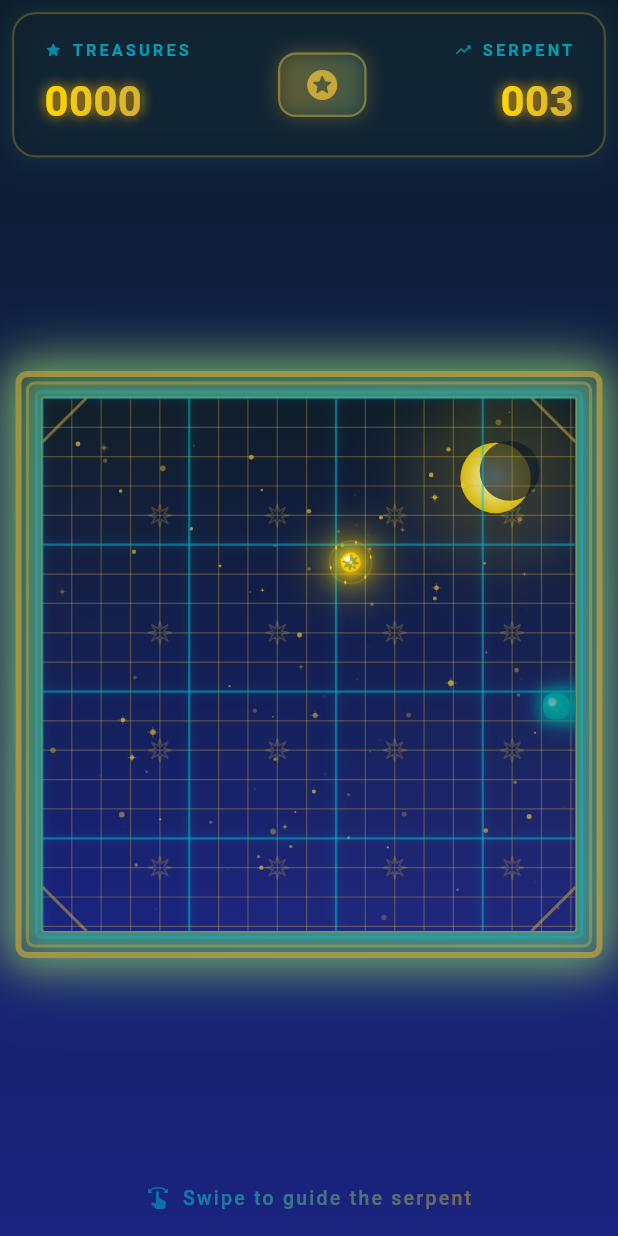
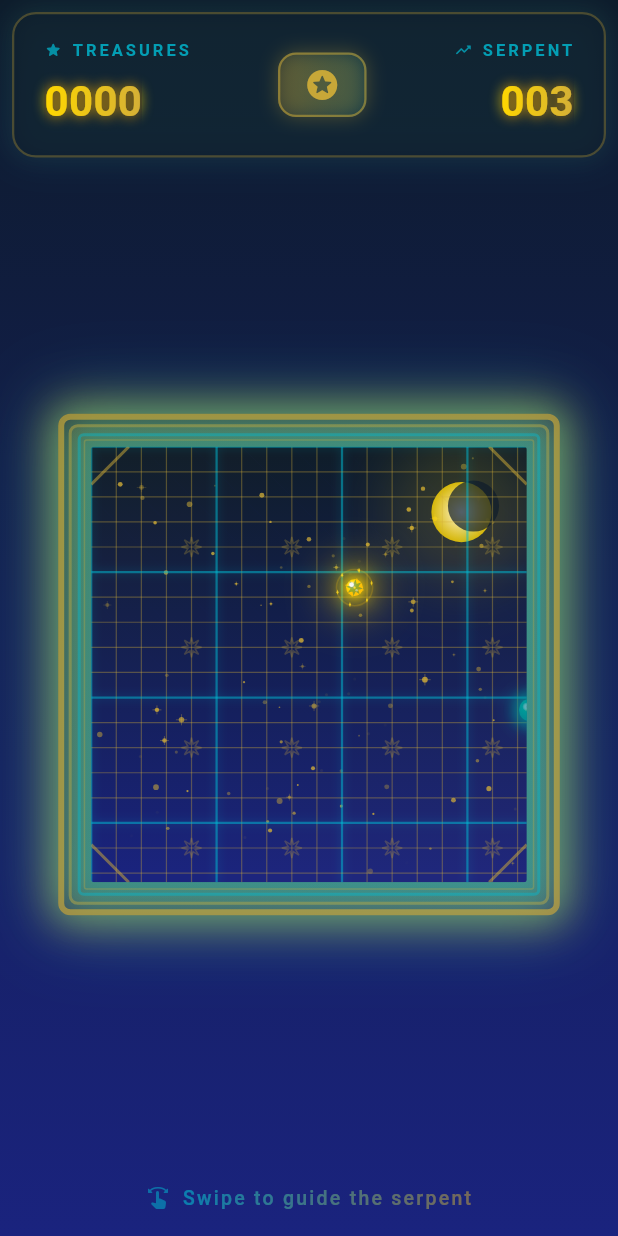
Before and after one commit to muhammadbader/pygame, a Flutter app: the GameScreen screen opened directly, on a phone screen of 412 x 824 dp. Run offline on Flutter 3.47's test engine with Material 3 defaults, Android fonts, the phone set to English and light mode, and no system bars; our stand-ins replace shared_preferences; accounts and stored records are empty; Roboto replaces fonts that are missing (Poppins).

Commit message:
Fix board border hiding gems at edges
Adjust board layout to ensure treasures are fully visible:
- Reserve 30px border space in size calculations
- Add outer padding (15px) for shadow space
- Add inner padding (4px) to prevent content touching borders
- Center the board properly

Gems at far edges now display completely without being hidden.

```diff
--- a/pygame/snake/lib/screens/game_screen.dart
+++ b/pygame/snake/lib/screens/game_screen.dart
@@ -365,12 +365,15 @@ class _GameScreenState extends State<GameScreen>
   Widget _buildGameBoard() {
     return LayoutBuilder(
       builder: (context, constraints) {
-        // Calculate cell size to fit screen
+        // Calculate cell size to fit screen - account for border thickness
         final maxSize = min(constraints.maxWidth, constraints.maxHeight);
-        final boardSize = maxSize * 0.95;
+        // Reserve space for the ornamental borders (total ~30px on each side)
+        final borderReserve = 30.0;
+        final boardSize = (maxSize - borderReserve * 2) * 0.95;
         final cellSize = boardSize / GameState.gridSize;
 
-        return GestureDetector(
+        return Center(
+          child: GestureDetector(
             onPanStart: _handlePanStart,
             onPanUpdate: _handlePanUpdate,
             child: AnimatedBuilder(
@@ -380,6 +383,8 @@ class _GameScreenState extends State<GameScreen>
                 final pulseGlow = (sin(shimmerValue * pi * 2) * 0.5 + 0.5) * 0.3;
 
                 return Container(
+                  padding: const EdgeInsets.all(15), // Outer padding for shadow space
+                  child: Container(
                     width: boardSize,
                     height: boardSize,
                     decoration: BoxDecoration(
@@ -473,6 +478,9 @@ class _GameScreenState extends State<GameScreen>
                               width: 1,
                             ),
                           ),
+                          // Add padding inside to prevent content from touching borders
+                          child: Padding(
+                            padding: const EdgeInsets.all(4),
                             child: ClipRRect(
                               borderRadius: BorderRadius.circular(2),
                               child: AnimatedBuilder(
@@ -499,8 +507,11 @@ class _GameScreenState extends State<GameScreen>
                           ),
                         ),
                       ),
+                    ),
+                  ),
                 );
               },
+            ),
           ),
         );
       },
```
Lines whose indentation alone changed are shown as unchanged.
